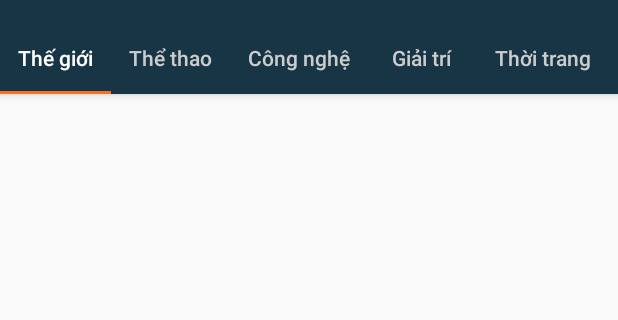
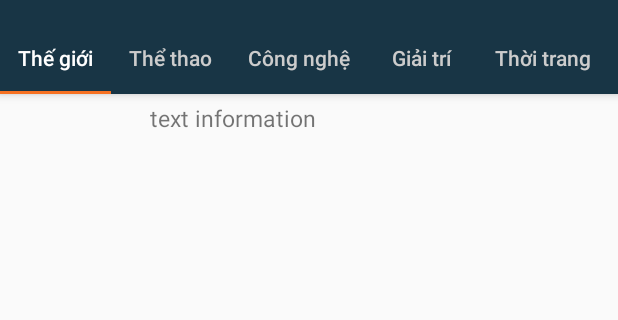
Before and after one commit to hungcao2112/NewsCrawler, an Android app: the screen it shows after launch (MainActivity), on a phone screen of 412 x 824 dp, the part 62-382 px from its top. Run offline under Robolectric (Android 15) with nearby library versions, the phone set to English and light mode, and no system bars.

Commit message:
giao dien : update fragment, add listview, fix bug

```diff
--- a/Source Code/NewsApp/app/src/main/java/com/example/trungnguyen/newsapp/fragment/FragmentCongNghe.java
+++ b/Source Code/NewsApp/app/src/main/java/com/example/trungnguyen/newsapp/fragment/FragmentCongNghe.java
@@ -1,9 +1,23 @@
 package com.example.trungnguyen.newsapp.fragment;
 
+import android.os.Bundle;
 import android.support.v4.app.Fragment;
+import android.view.LayoutInflater;
+import android.view.View;
+import android.view.ViewGroup;
+
+import com.example.trungnguyen.newsapp.R;
 
 /**
  * Created by Trung Nguyen on 2/21/2017.
  */
 public class FragmentCongNghe extends Fragment {
+    @Override
+    public View onCreateView(LayoutInflater inflater, ViewGroup container,
+                             Bundle savedInstanceState) {
+
+        View rootView = inflater.inflate(R.layout.listview_layout, container, false);
+
+        return rootView;
+    }
 }
--- a/Source Code/NewsApp/app/src/main/java/com/example/trungnguyen/newsapp/fragment/FragmentDuLich.java
+++ b/Source Code/NewsApp/app/src/main/java/com/example/trungnguyen/newsapp/fragment/FragmentDuLich.java
@@ -1,9 +1,23 @@
 package com.example.trungnguyen.newsapp.fragment;
 
+import android.os.Bundle;
 import android.support.v4.app.Fragment;
+import android.view.LayoutInflater;
+import android.view.View;
+import android.view.ViewGroup;
+
+import com.example.trungnguyen.newsapp.R;
 
 /**
  * Created by Trung Nguyen on 2/21/2017.
  */
 public class FragmentDuLich extends Fragment {
+    @Override
+    public View onCreateView(LayoutInflater inflater, ViewGroup container,
+                             Bundle savedInstanceState) {
+
+        View rootView = inflater.inflate(R.layout.listview_layout, container, false);
+
+        return rootView;
+    }
 }
--- a/Source Code/NewsApp/app/src/main/java/com/example/trungnguyen/newsapp/fragment/FragmentGiaiTri.java
+++ b/Source Code/NewsApp/app/src/main/java/com/example/trungnguyen/newsapp/fragment/FragmentGiaiTri.java
@@ -1,9 +1,23 @@
 package com.example.trungnguyen.newsapp.fragment;
 
+import android.os.Bundle;
 import android.support.v4.app.Fragment;
+import android.view.LayoutInflater;
+import android.view.View;
+import android.view.ViewGroup;
+
+import com.example.trungnguyen.newsapp.R;
 
 /**
  * Created by Trung Nguyen on 2/21/2017.
  */
 public class FragmentGiaiTri extends Fragment {
+    @Override
+    public View onCreateView(LayoutInflater inflater, ViewGroup container,
+                             Bundle savedInstanceState) {
+
+        View rootView = inflater.inflate(R.layout.listview_layout, container, false);
+
+        return rootView;
+    }
 }
--- a/Source Code/NewsApp/app/src/main/java/com/example/trungnguyen/newsapp/fragment/FragmentLamDep.java
+++ b/Source Code/NewsApp/app/src/main/java/com/example/trungnguyen/newsapp/fragment/FragmentLamDep.java
@@ -1,9 +1,23 @@
 package com.example.trungnguyen.newsapp.fragment;
 
+import android.os.Bundle;
 import android.support.v4.app.Fragment;
+import android.view.LayoutInflater;
+import android.view.View;
+import android.view.ViewGroup;
+
+import com.example.trungnguyen.newsapp.R;
 
 /**
  * Created by Trung Nguyen on 2/21/2017.
  */
 public class FragmentLamDep extends Fragment {
+    @Override
+    public View onCreateView(LayoutInflater inflater, ViewGroup container,
+                             Bundle savedInstanceState) {
+
+        View rootView = inflater.inflate(R.layout.listview_layout, container, false);
+
+        return rootView;
+    }
 }
--- a/Source Code/NewsApp/app/src/main/java/com/example/trungnguyen/newsapp/fragment/FragmentSucKhoe.java
+++ b/Source Code/NewsApp/app/src/main/java/com/example/trungnguyen/newsapp/fragment/FragmentSucKhoe.java
@@ -1,9 +1,23 @@
 package com.example.trungnguyen.newsapp.fragment;
 
+import android.os.Bundle;
 import android.support.v4.app.Fragment;
+import android.view.LayoutInflater;
+import android.view.View;
+import android.view.ViewGroup;
+
+import com.example.trungnguyen.newsapp.R;
 
 /**
  * Created by Trung Nguyen on 2/21/2017.
  */
-public class FragmentSucKhoe extends Fragment {
+public class FragmentSucKhoe extends Fragment{
+        @Override
+        public View onCreateView(LayoutInflater inflater, ViewGroup container,
+                                 Bundle savedInstanceState) {
+
+            View rootView = inflater.inflate(R.layout.listview_layout, container, false);
+
+            return rootView;
+        }
 }
--- a/Source Code/NewsApp/app/src/main/java/com/example/trungnguyen/newsapp/fragment/FragmentTheGioi.java
+++ b/Source Code/NewsApp/app/src/main/java/com/example/trungnguyen/newsapp/fragment/FragmentTheGioi.java
@@ -1,9 +1,23 @@
 package com.example.trungnguyen.newsapp.fragment;
 
+import android.os.Bundle;
 import android.support.v4.app.Fragment;
+import android.view.LayoutInflater;
+import android.view.View;
+import android.view.ViewGroup;
+
+import com.example.trungnguyen.newsapp.R;
 
 /**
  * Created by Trung Nguyen on 2/21/2017.
  */
 public class FragmentTheGioi extends Fragment {
+    @Override
+    public View onCreateView(LayoutInflater inflater, ViewGroup container,
+                             Bundle savedInstanceState) {
+
+        View rootView = inflater.inflate(R.layout.listview_layout, container, false);
+
+        return rootView;
+    }
 }
--- a/Source Code/NewsApp/app/src/main/java/com/example/trungnguyen/newsapp/fragment/FragmentTheThao.java
+++ b/Source Code/NewsApp/app/src/main/java/com/example/trungnguyen/newsapp/fragment/FragmentTheThao.java
@@ -1,9 +1,23 @@
 package com.example.trungnguyen.newsapp.fragment;
 
+import android.os.Bundle;
 import android.support.v4.app.Fragment;
+import android.view.LayoutInflater;
+import android.view.View;
+import android.view.ViewGroup;
+
+import com.example.trungnguyen.newsapp.R;
 
 /**
  * Created by Trung Nguyen on 2/21/2017.
  */
 public class FragmentTheThao extends Fragment {
+    @Override
+    public View onCreateView(LayoutInflater inflater, ViewGroup container,
+                             Bundle savedInstanceState) {
+
+        View rootView = inflater.inflate(R.layout.listview_layout, container, false);
+
+        return rootView;
+    }
 }
--- a/Source Code/NewsApp/app/src/main/res/layout/activity_login.xml
+++ b/Source Code/NewsApp/app/src/main/res/layout/activity_login.xml
@@ -53,7 +53,7 @@
                     android:id="@+id/password"
                     android:layout_width="match_parent"
                     android:layout_height="wrap_content"
-                    android:hint="@string/prompt_password"
+                    android:hint="Passwword"
                     android:imeActionId="@+id/login"
                     android:imeActionLabel="@string/action_sign_in_short"
                     android:imeOptions="actionUnspecified"
@@ -69,7 +69,7 @@
                 android:layout_width="match_parent"
                 android:layout_height="wrap_content"
                 android:layout_marginTop="16dp"
-                android:text="@string/action_sign_in"
+                android:text="Đăng nhập"
                 android:textStyle="bold" />
 
         </LinearLayout>
--- a/Source Code/NewsApp/app/src/main/res/layout/activity_main.xml
+++ b/Source Code/NewsApp/app/src/main/res/layout/activity_main.xml
@@ -63,6 +63,13 @@
                 android:id="@+id/viewPager"
                 android:layout_width="match_parent"
                 android:layout_height="match_parent">
+                <ListView
+                    android:id="@+id/listView"
+                    android:layout_width="match_parent"
+                    android:layout_height="match_parent">
+
+                </ListView>
+
             </android.support.v4.view.ViewPager>
         </LinearLayout>
     </FrameLayout>
--- /dev/null
+++ b/Source Code/NewsApp/app/src/main/res/layout/listview_layout.xml
@@ -0,0 +1,19 @@
+<?xml version="1.0" encoding="utf-8"?>
+<LinearLayout xmlns:android="http://schemas.android.com/apk/res/android"
+    android:layout_width="match_parent"
+    android:layout_height="match_parent">
+    <ImageView
+        android:id="@+id/lv_image"
+        android:layout_width="100dp"
+        android:layout_height="100dp"
+        android:paddingRight="2dp"/>
+
+    <TextView
+        android:id="@+id/lv_textview"
+        android:layout_width="match_parent"
+        android:layout_height="100dp"
+        android:paddingTop="5dp"
+        android:text="text information"
+        android:textSize="15sp" />
+
+</LinearLayout>
```
Also changed, not shown: Source Code/NewsApp/app/src/main/java/com/example/trungnguyen/newsapp/MainActivity.java (+35 -1 lines), Source Code/NewsApp/app/src/main/res/layout/nav_header_main.xml (+11 -16 lines).
